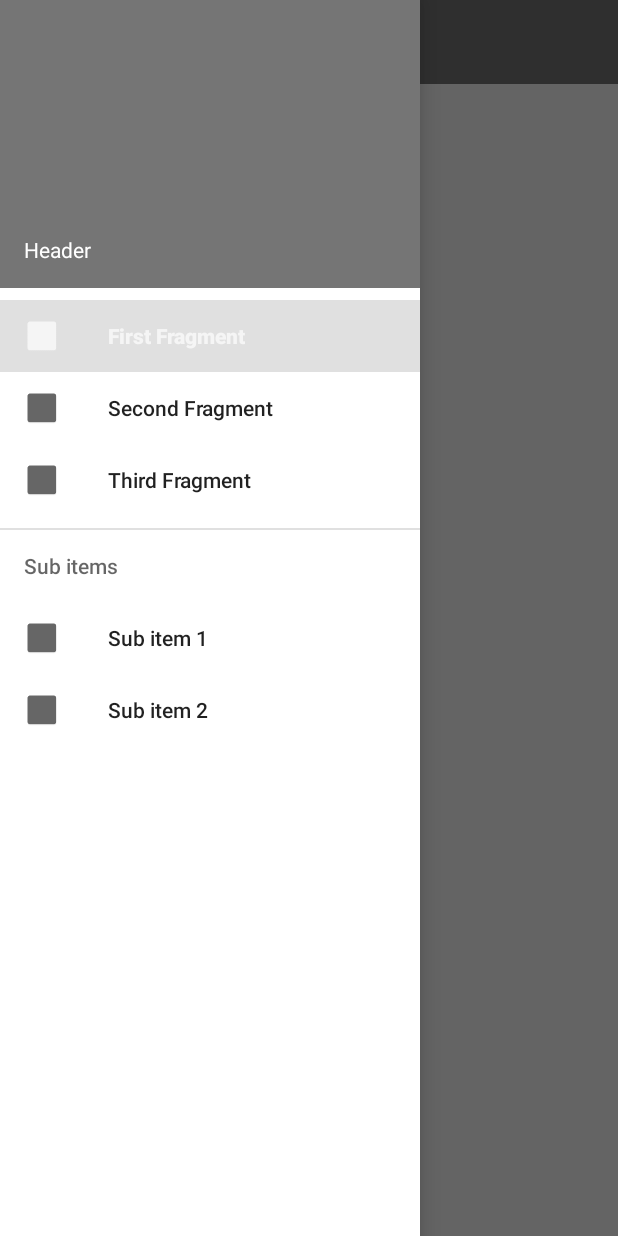
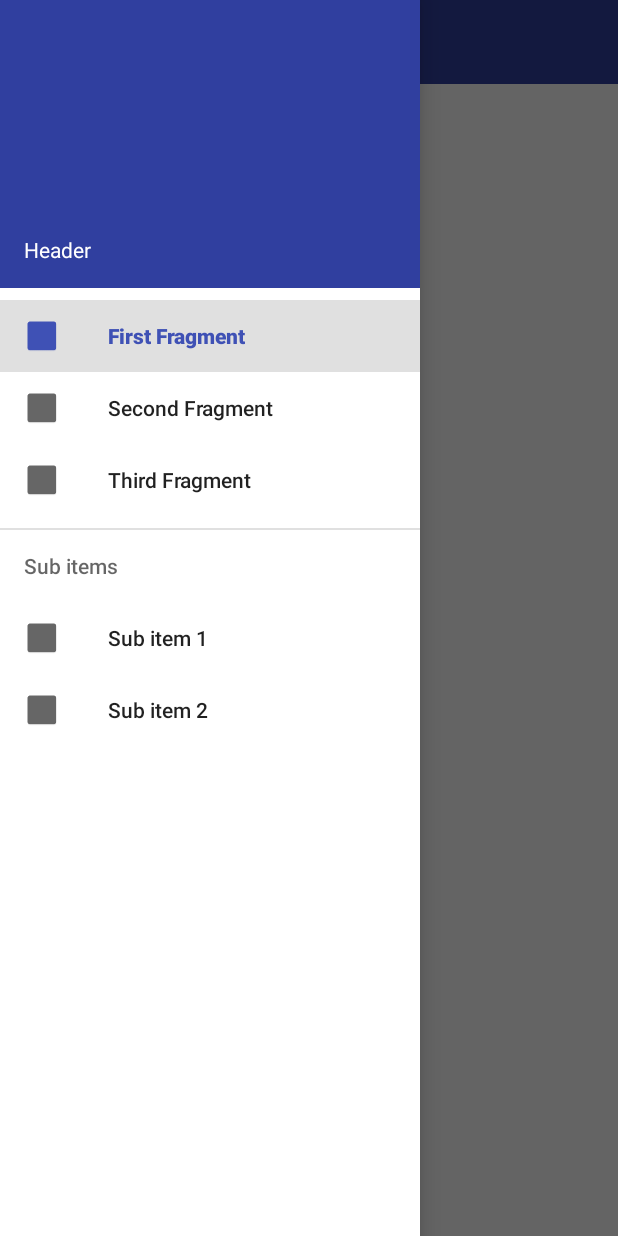
Before and after one commit to JasonXiang2014/AndroidTaste, an Android app: the NavigationDrawerAct screen opened directly, with no data from a screen before it, with the side drawer open, on a phone screen of 412 x 824 dp. Run offline under Robolectric (Android 15) with nearby library versions, the phone set to English and light mode, and no system bars; our stand-ins replace ButterKnife.

```diff
--- a/app/src/main/AndroidManifest.xml
+++ b/app/src/main/AndroidManifest.xml
@@ -20,7 +20,9 @@
             android:theme="@style/AppTheme" />
         <activity android:name=".xj.ui.recycler.StaggeredGridLayoutActivity" />
         <activity android:name=".xj.ui.fab.FloatingActionButtonAct" />
-        <activity android:name=".xj.ui.tablayout.TabLayoutAct" />
+        <activity
+            android:name=".xj.ui.tablayout.TabLayoutAct"
+            android:theme="@style/AppTheme.NoActionBar" />
         <activity
             android:name=".xj.ui.navigationdrawer.NavigationDrawerAct"
             android:theme="@style/AppTheme.NoActionBar" />
--- a/app/src/main/java/jasonxiang/com/doItYourself/xj/ui/navigationdrawer/NavigationDrawerAct.java
+++ b/app/src/main/java/jasonxiang/com/doItYourself/xj/ui/navigationdrawer/NavigationDrawerAct.java
@@ -49,6 +49,15 @@ public class NavigationDrawerAct extends BaseActivity {
         View headerLayout = nvDrawer.getHeaderView(0);
 
         drawerToggle = setupDrawerToggle();
+
+        setFirstFragmentContent();
+    }
+
+    private void setFirstFragmentContent(){
+        Fragment fragment = PageFragment.newInstance(0);
+        FragmentManager fragmentManager = getSupportFragmentManager();
+        fragmentManager.beginTransaction().replace(R.id.flContent, fragment).commit();
+        setTitle("First Fragment");
     }
 
     private ActionBarDrawerToggle setupDrawerToggle() {
--- a/app/src/main/res/layout/activity_fab.xml
+++ b/app/src/main/res/layout/activity_fab.xml
@@ -18,6 +18,6 @@
         android:src="@drawable/ic_check_white"
         app:layout_anchor="@id/mRecyclerView"
         app:layout_anchorGravity="bottom|right|end"
-        app:layout_behavior="jasonxiang.com.doItYourself.main.ui.fab.ScrollAwareFABBehavior" />
+        app:layout_behavior="jasonxiang.com.doItYourself.xj.ui.fab.ScrollAwareFABBehavior" />
 
 </android.support.design.widget.CoordinatorLayout>
--- a/app/src/main/res/values-v19/styles.xml
+++ b/app/src/main/res/values-v19/styles.xml
@@ -1,9 +1,17 @@
 <resources>
+    <!-- Base application theme. -->
+    <style name="AppTheme" parent="Theme.AppCompat.Light.DarkActionBar">
+        <!-- Customize your theme here. -->
+        <item name="colorPrimary">@color/colorPrimary</item>
+        <item name="colorPrimaryDark">@color/colorPrimaryDark</item>
+        <item name="colorAccent">@color/colorAccent</item>
+        <item name="android:listDivider">@drawable/divider_bg</item>
+    </style>
 
-    <!-- Base application theme. -->
-    <style name="AppTheme" parent="Theme.AppCompat.Light.NoActionBar">
-        <!-- Customize your theme here. -->
+    <style name="AppTheme.NoActionBar" parent="Theme.AppCompat.Light.NoActionBar">
+        <item name="colorPrimary">@color/colorPrimary</item>
+        <item name="colorPrimaryDark">@color/colorPrimaryDark</item>
+        <item name="colorAccent">@color/colorAccent</item>
         <item name="android:windowTranslucentStatus">true</item>
     </style>
-
 </resources>
--- a/app/src/main/res/values/styles.xml
+++ b/app/src/main/res/values/styles.xml
@@ -9,9 +9,10 @@
         <item name="android:listDivider">@drawable/divider_bg</item>
     </style>
 
-    <style name="AppTheme.NoActionBar">
-        <item name="windowActionBar">false</item>
-        <item name="windowNoTitle">true</item>
+    <style name="AppTheme.NoActionBar" parent="Theme.AppCompat.Light.NoActionBar">
+        <item name="colorPrimary">@color/colorPrimary</item>
+        <item name="colorPrimaryDark">@color/colorPrimaryDark</item>
+        <item name="colorAccent">@color/colorAccent</item>
     </style>
 
     <!--Styling the TabLayout-->
```
